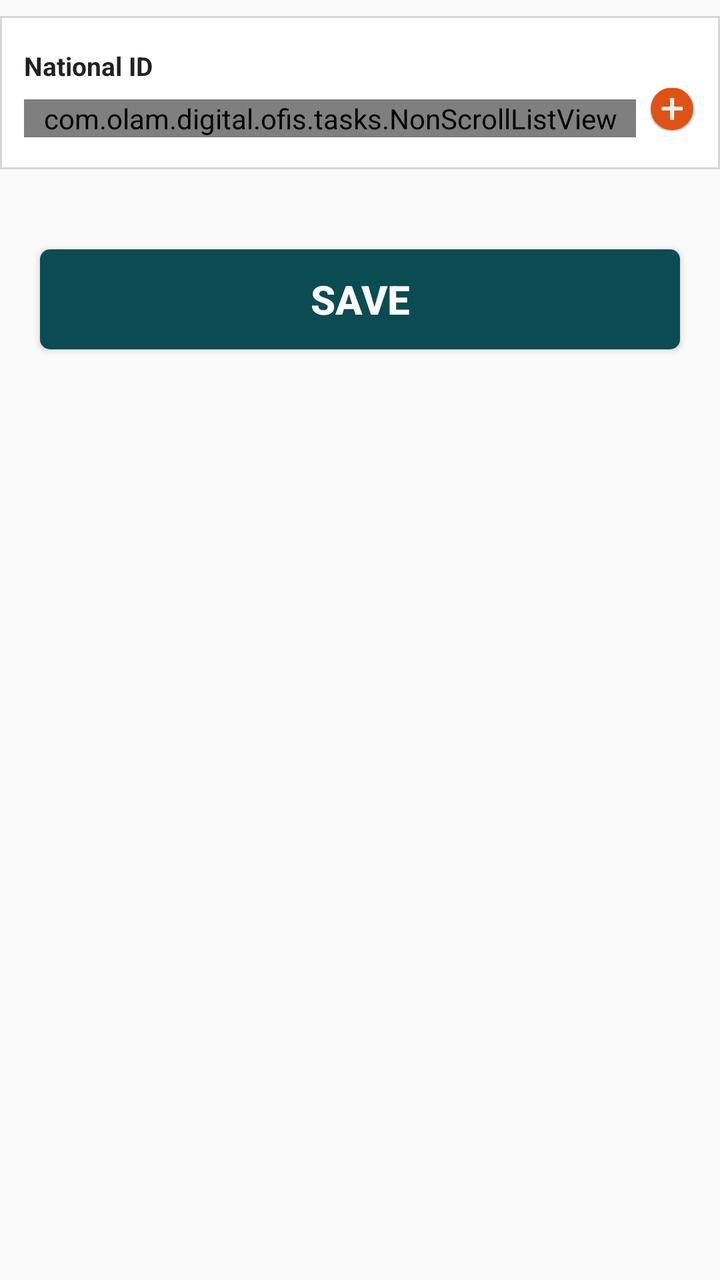
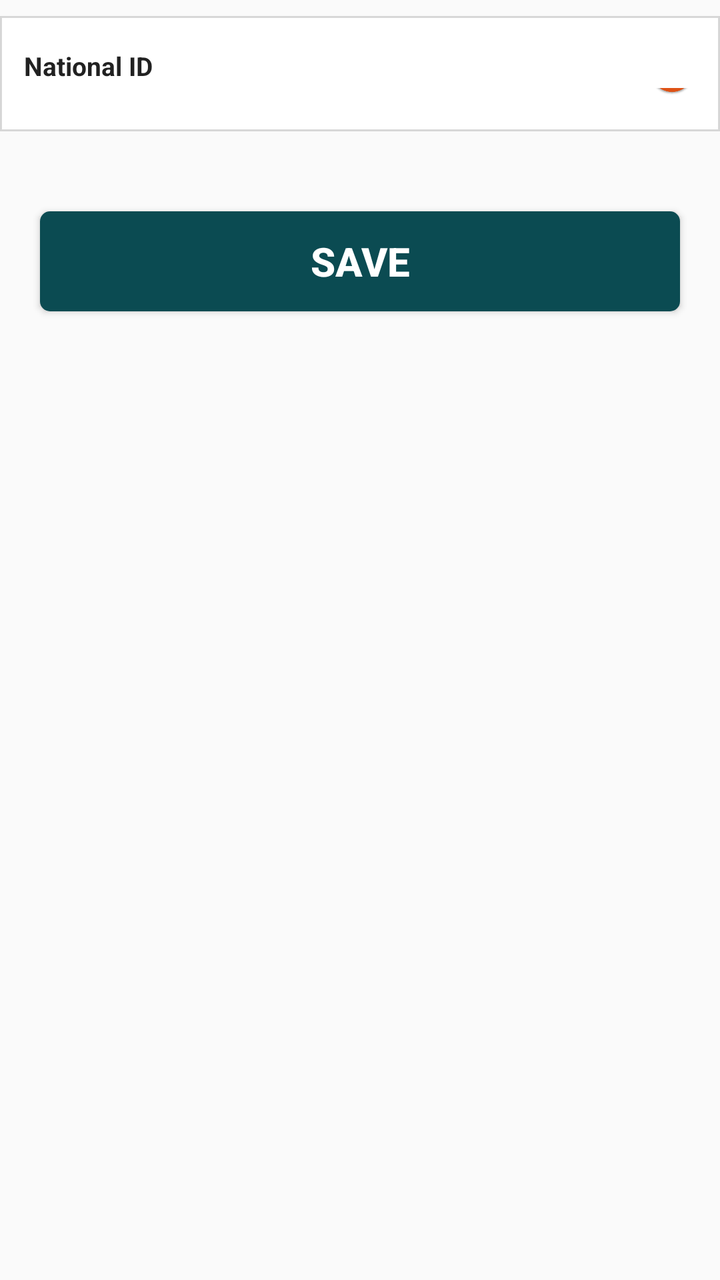

Two renders of the same Android screen: before a commit and after it. Below are the layout's source before the change and the commit's diff.
<!-- AndroidManifest.xml: application theme AppCompactTheme -->
<!-- res/layout/activity_add_nationalid.xml -->
<?xml version="1.0" encoding="utf-8"?>
<ScrollView
    xmlns:android="http://schemas.android.com/apk/res/android"
    xmlns:tools="http://schemas.android.com/tools"
    android:layout_width="match_parent"
    android:layout_height="match_parent"
    android:orientation="vertical"
    android:background="@color/ofis_page_background"
    tools:context="com.olam.digital.ofis.AddFarmerActivity"
    tools:ignore="Overdraw">

    <LinearLayout
        android:layout_width="match_parent"
        android:layout_height="match_parent"
        android:orientation="vertical"
        android:background="@color/ofis_page_background">
    
    <LinearLayout
        android:layout_width="match_parent"
        android:layout_height="wrap_content"
        android:orientation="horizontal"
        android:paddingLeft="@dimen/ofis_large_pad"
        android:paddingRight="@dimen/ofis_large_pad"
        android:paddingBottom="@dimen/activity_vertical_margin"
        android:paddingTop="@dimen/activity_vertical_margin"
        android:background="@drawable/border_white_background"
        android:layout_marginTop="@dimen/ofis_med_pad"
        android:baselineAligned="false">

        <LinearLayout
            android:layout_width="0dp"
            android:layout_height="wrap_content"
            android:layout_weight="10.8"

            android:orientation="vertical">

            <TextView
                android:layout_width="match_parent"
                android:layout_height="wrap_content"
                android:textColor="@color/ofis_text_field"
                android:textSize="@dimen/ofis_small_text"
                android:text="@string/nationalid"
                android:textStyle="bold"
                android:layout_marginBottom="@dimen/ofis_med_pad"/>


            <com.olam.digital.ofis.tasks.NonScrollListView
                android:layout_weight="10.8"
                android:id="@+id/list_nationalids"
                android:layout_width="match_parent"
                android:layout_height="wrap_content"/>
        </LinearLayout>
        <LinearLayout
            android:layout_width="30dp"
            android:layout_height="match_parent"
            android:orientation="vertical"
            android:paddingTop="@dimen/ofis_bottom_section_padding_vertical"
            android:layout_marginBottom="2dp"
            android:gravity="bottom|end">

            <ImageButton
                android:id="@+id/addnid"
                android:layout_width="@dimen/small_button_width_height"
                android:layout_height="@dimen/small_button_width_height"
                android:scaleType="fitXY"
                android:layout_gravity="right|center"
                android:background="@android:color/transparent"
                android:contentDescription="@string/Add"
                android:src="@drawable/ic_ofis_add" />

        </LinearLayout>
    </LinearLayout>

    <android.support.v7.widget.AppCompatButton
        android:id="@+id/save"
        android:layout_width="match_parent"
        android:layout_height="50dp"
        android:layout_alignParentBottom="true"
        android:layout_gravity="center"
        android:layout_marginLeft="20dp"
        android:layout_marginTop="40dp"
        android:layout_marginRight="20dp"
        android:layout_marginBottom="40dp"
        android:background="@drawable/btn_bg_add_child"
        android:gravity="center"
        android:text="@string/Save"
        android:textAllCaps="true"
        android:textColor="@color/ofis_base_font_white"
        android:textSize="20dp"
        android:textStyle="bold" />
</LinearLayout>
</ScrollView>
<!-- resources referenced by this layout -->
<resources>
  <color name="ofis_base_font_white">#ffffff</color>
  <color name="ofis_page_background">#fffafafa</color>
  <color name="ofis_text_field">#DE000000</color>
  <dimen name="activity_vertical_margin">16dp</dimen>
  <dimen name="ofis_bottom_section_padding_vertical">20dp</dimen>
  <dimen name="ofis_large_pad">12dp</dimen>
  <dimen name="ofis_med_pad">8dp</dimen>
  <dimen name="ofis_small_text">13sp</dimen>
  <dimen name="small_button_width_height">24dp</dimen>
  <!-- drawable border_white_background (drawable) -->
  <?xml version="1.0" encoding="utf-8"?>
  <shape xmlns:android="http://schemas.android.com/apk/res/android" android:shape="rectangle">
      <solid android:color="@color/ofis_base_font_white" />
      <stroke
          android:width="1dip"
          android:color="@color/ofis_input_field_separator" />
  </shape>
  <!-- drawable btn_bg_add_child (drawable) -->
  <shape xmlns:android="http://schemas.android.com/apk/res/android"
      android:shape="rectangle">
      <solid android:color="#0B4B52" />
      <corners android:radius="5dp" />
  </shape>
  <!-- drawable ic_ofis_add: png bitmap (drawable-hdpi, 4378 bytes) -->
  <string name="Add">Add</string>
  <string name="Save">Save</string>
  <string name="nationalid">National ID</string>
  <style name="AppCompactTheme" parent="Theme.AppCompat.Light">
          
          <item name="android:spinnerStyle">@android:style/Widget.Holo.Light.Spinner</item>
          <item name="android:spinnerItemStyle">@style/SpinnerItem</item>
          <item name="android:spinnerDropDownItemStyle">@style/SpinnerItem.DropDownItem</item>
          <item name="android:dropDownListViewStyle">@style/StandardSpinner</item>
          <item name="android:actionBarStyle">@style/AppTheme.ActionBarStyle</item>
      </style>
  <color name="ofis_input_field_separator">#26000000</color>
  <style name="SpinnerItem" parent="Widget.AppCompat.TextView.SpinnerItem">
          <item name="android:textColor">@color/ofis_base_font_white</item>
          <item name="android:textSize">@dimen/ofis_spinner_text</item>
      </style>
  <style name="SpinnerItem.DropDownItem" parent="Widget.AppCompat.Light.DropDownItem.Spinner">
          <item name="android:textColor">@color/ofis_text_field</item>
          <item name="android:background">@color/ofis_spinner_item_background</item>
      </style>
  <style name="StandardSpinner" parent="Widget.AppCompat.ListView.DropDown">
          <item name="android:dividerHeight">@dimen/ofis_spinner_itemseparator</item>
          <item name="android:divider">@color/ofis_spinner_divider</item>
      </style>
  <style name="AppTheme.ActionBarStyle" parent="Theme.AppCompat.Light">
          <item name="android:titleTextStyle">@style/AppTheme.ActionBar.TitleTextStyle</item>
      </style>
  <dimen name="ofis_spinner_text">14sp</dimen>
  <color name="ofis_spinner_item_background">@color/ofis_actionbar_background</color>
  <dimen name="ofis_spinner_itemseparator">1dp</dimen>
  <color name="ofis_spinner_divider">#ff333333</color>
  <style name="AppTheme.ActionBar.TitleTextStyle" parent="android:TextAppearance">
          <item name="android:textSize">@dimen/ofis_med_text</item>
      </style>
  <color name="ofis_actionbar_background">#dddddd</color>
  <dimen name="ofis_med_text">15sp</dimen>
</resources>

<!-- the commit's change to res/layout/activity_add_nationalid.xml (unified diff, before → after) -->
@@ -43,12 +43,16 @@
                 android:textStyle="bold"
                 android:layout_marginBottom="@dimen/ofis_med_pad"/>
 
+            <LinearLayout
+                android:layout_weight="10.8"
+                android:layout_width="match_parent"
+                android:layout_height="wrap_content"
+                android:orientation="vertical"
+                android:animateLayoutChanges="true"
+                android:id="@+id/nationalids">
 
-            <com.olam.digital.ofis.tasks.NonScrollListView
-                android:layout_weight="10.8"
-                android:id="@+id/list_nationalids"
-                android:layout_width="match_parent"
-                android:layout_height="wrap_content"/>
+            </LinearLayout>
+           
         </LinearLayout>
         <LinearLayout
             android:layout_width="30dp"
